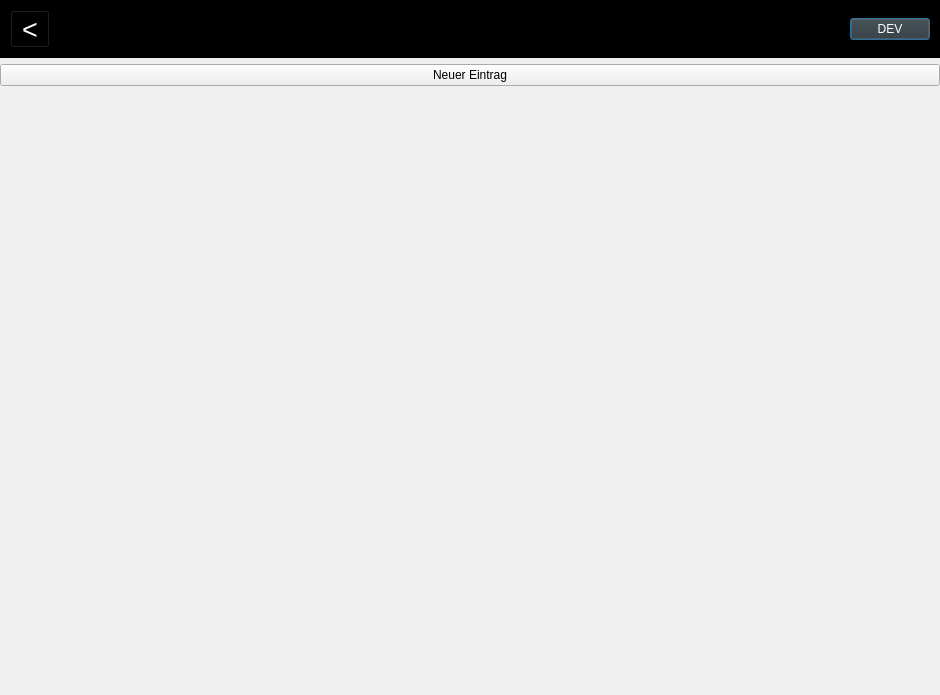
First picture: the form in lfb_regeneration_wildlife_impact/gui/lfb_regeneration_wildlife_impact_dialog_base.ui, repository b-lack/qgis-fim-plugin, before the edit.
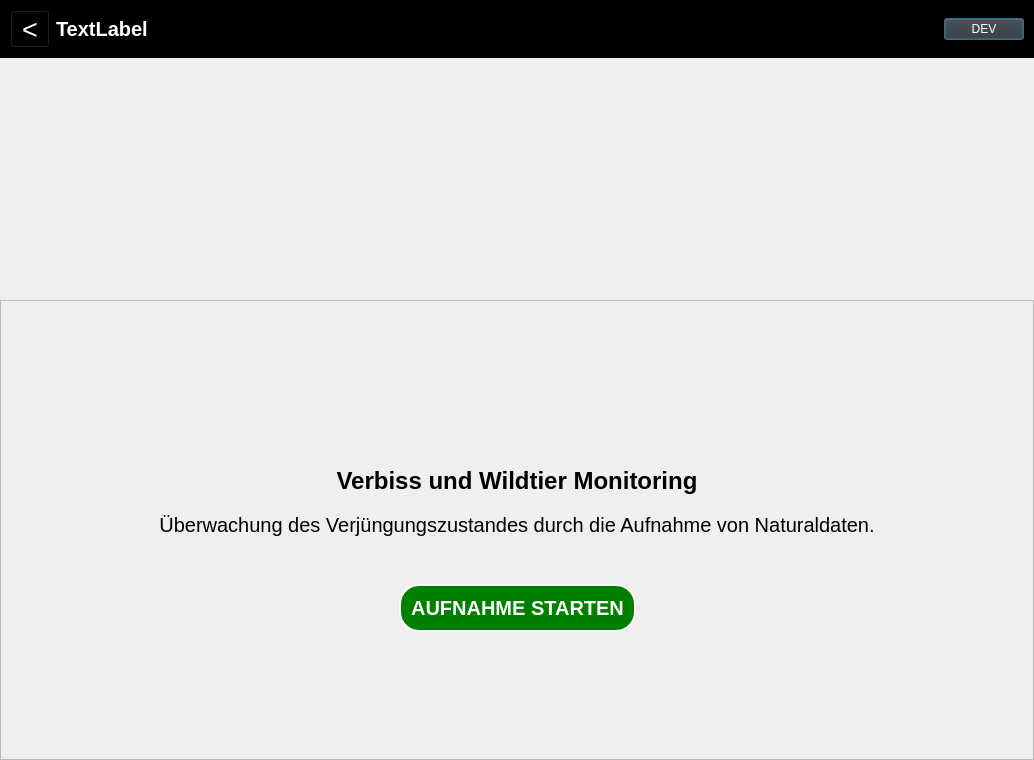
Second picture: the form after the edit.

```diff
--- a/lfb_regeneration_wildlife_impact/gui/lfb_regeneration_wildlife_impact_dialog_base.ui
+++ b/lfb_regeneration_wildlife_impact/gui/lfb_regeneration_wildlife_impact_dialog_base.ui
@@ -6,14 +6,14 @@
    <rect>
     <x>0</x>
     <y>0</y>
-    <width>940</width>
-    <height>695</height>
+    <width>1034</width>
+    <height>760</height>
    </rect>
   </property>
   <property name="sizePolicy">
-   <sizepolicy hsizetype="MinimumExpanding" vsizetype="MinimumExpanding">
+   <sizepolicy hsizetype="MinimumExpanding" vsizetype="Fixed">
     <horstretch>1</horstretch>
-    <verstretch>1</verstretch>
+    <verstretch>0</verstretch>
    </sizepolicy>
   </property>
   <property name="minimumSize">
@@ -46,7 +46,7 @@
      <property name="sizePolicy">
       <sizepolicy hsizetype="Preferred" vsizetype="Fixed">
        <horstretch>0</horstretch>
-       <verstretch>0</verstretch>
+       <verstretch>1</verstretch>
       </sizepolicy>
      </property>
      <property name="styleSheet">
@@ -83,6 +83,23 @@
         </property>
        </widget>
       </item>
+      <item>
+       <widget class="QLabel" name="lfbTitle">
+        <property name="font">
+         <font>
+          <pointsize>15</pointsize>
+          <weight>75</weight>
+          <bold>true</bold>
+         </font>
+        </property>
+        <property name="styleSheet">
+         <string notr="true">color:#fff;</string>
+        </property>
+        <property name="text">
+         <string>TextLabel</string>
+        </property>
+       </widget>
+      </item>
       <item>
        <spacer name="horizontalSpacer_2">
         <property name="orientation">
@@ -113,15 +130,184 @@
      </layout>
     </widget>
    </item>
+   <item row="3" column="0">
+    <widget class="QScrollArea" name="lfbHomeScreen">
+     <property name="sizePolicy">
+      <sizepolicy hsizetype="Expanding" vsizetype="Expanding">
+       <horstretch>0</horstretch>
+       <verstretch>2</verstretch>
+      </sizepolicy>
+     </property>
+     <property name="widgetResizable">
+      <bool>true</bool>
+     </property>
+     <widget class="QWidget" name="scrollAreaWidgetContents">
+      <property name="geometry">
+       <rect>
+        <x>0</x>
+        <y>0</y>
+        <width>1032</width>
+        <height>452</height>
+       </rect>
+      </property>
+      <property name="sizePolicy">
+       <sizepolicy hsizetype="MinimumExpanding" vsizetype="MinimumExpanding">
+        <horstretch>0</horstretch>
+        <verstretch>0</verstretch>
+       </sizepolicy>
+      </property>
+      <layout class="QVBoxLayout" name="verticalLayout">
+       <item>
+        <widget class="QWidget" name="lfbHeadline" native="true">
+         <property name="sizePolicy">
+          <sizepolicy hsizetype="Preferred" vsizetype="Fixed">
+           <horstretch>0</horstretch>
+           <verstretch>0</verstretch>
+          </sizepolicy>
+         </property>
+         <layout class="QVBoxLayout" name="_2">
+          <property name="topMargin">
+           <number>50</number>
+          </property>
+          <property name="bottomMargin">
+           <number>10</number>
+          </property>
+          <item>
+           <widget class="QLabel" name="label">
+            <property name="sizePolicy">
+             <sizepolicy hsizetype="Preferred" vsizetype="Fixed">
+              <horstretch>0</horstretch>
+              <verstretch>0</verstretch>
+             </sizepolicy>
+            </property>
+            <property name="font">
+             <font>
+              <pointsize>18</pointsize>
+              <weight>75</weight>
+              <bold>true</bold>
+             </font>
+            </property>
+            <property name="text">
+             <string>Verbiss und Wildtier Monitoring</string>
+            </property>
+            <property name="alignment">
+             <set>Qt::AlignCenter</set>
+            </property>
+            <property name="margin">
+             <number>10</number>
+            </property>
+           </widget>
+          </item>
+          <item>
+           <widget class="QLabel" name="label_2">
+            <property name="font">
+             <font>
+              <pointsize>15</pointsize>
+             </font>
+            </property>
+            <property name="text">
+             <string>Überwachung des Verjüngungszustandes durch die Aufnahme von Naturaldaten.</string>
+            </property>
+            <property name="alignment">
+             <set>Qt::AlignCenter</set>
+            </property>
+            <property name="wordWrap">
+             <bool>true</bool>
+            </property>
+            <property name="margin">
+             <number>5</number>
+            </property>
+           </widget>
+          </item>
+          <item>
+           <layout class="QHBoxLayout" name="horizontalLayout">
+            <property name="leftMargin">
+             <number>0</number>
+            </property>
+            <property name="topMargin">
+             <number>20</number>
+            </property>
+            <item>
+             <spacer name="horizontalSpacer">
+              <property name="orientation">
+               <enum>Qt::Horizontal</enum>
+              </property>
+              <property name="sizeHint" stdset="0">
+               <size>
+                <width>40</width>
+                <height>20</height>
+               </size>
+              </property>
+             </spacer>
+            </item>
+            <item>
+             <widget class="QPushButton" name="lfbNewEntry">
+              <property name="font">
+               <font>
+                <pointsize>15</pointsize>
+                <weight>75</weight>
+                <bold>true</bold>
+               </font>
+              </property>
+              <property name="cursor">
+               <cursorShape>PointingHandCursor</cursorShape>
+              </property>
+              <property name="styleSheet">
+               <string notr="true">QPushButton{
+	border-radius: 20px;
+	border: 2px solid #333;
+	color: #555;
+	margin: 10px 0px 0px;
+	padding: 10px;
+}
+QPushButton:hover{
+	background-color: yellow;
+}
+QPushButton:enabled{
+	border-radius: 20px;
+	border: 2px solid #fff;
+	background-color: green;
+	color: #fff;
+}</string>
+              </property>
+              <property name="text">
+               <string>AUFNAHME STARTEN</string>
+              </property>
+             </widget>
+            </item>
+            <item>
+             <spacer name="horizontalSpacer_3">
+              <property name="orientation">
+               <enum>Qt::Horizontal</enum>
+              </property>
+              <property name="sizeHint" stdset="0">
+               <size>
+                <width>40</width>
+                <height>20</height>
+               </size>
+              </property>
+             </spacer>
+            </item>
+           </layout>
+          </item>
+         </layout>
+        </widget>
+       </item>
+       <item>
+        <layout class="QVBoxLayout" name="lfbHomeInputs"/>
+       </item>
+      </layout>
+     </widget>
+    </widget>
+   </item>
    <item row="1" column="0">
-    <widget class="QPushButton" name="lfbNewEntry">
-     <property name="text">
-      <string>Neuer Eintrag</string>
-     </property>
-    </widget>
-   </item>
-   <item row="4" column="0">
     <widget class="QTabWidget" name="lfbTabWidget">
+     <property name="sizePolicy">
+      <sizepolicy hsizetype="Expanding" vsizetype="MinimumExpanding">
+       <horstretch>0</horstretch>
+       <verstretch>1</verstretch>
+      </sizepolicy>
+     </property>
      <property name="font">
       <font>
        <pointsize>15</pointsize>
@@ -131,14 +317,50 @@
       <enum>Qt::LeftToRight</enum>
      </property>
      <property name="styleSheet">
-      <string notr="true">margin:0;padding:0;</string>
+      <string notr="true">QTabBar{
+    alignment: center;
+    background-color: #444;
+    padding: 0px;
+    margin: 0px;
+    border: none;
+    qproperty-drawBase: 0;
+    border-top: 0px;
+}
+QTabBar::tab {
+    background-color: transparent;
+    width: 32px;
+    height: 32px;
+    margin: 10px;
+    border-radius: 10px;
+    padding: 0px;
+    text-align: center;
+}
+QTabBar::tab:enabled{
+    background-color: transparent;
+}
+QTabBar::tab:selected{
+    width: 32px;
+    height: 32px;
+    margin:  7px 7px 0px 7px;
+    padding: 0px 5px 15px 5px;
+    border-bottom-left-radius: 0px;
+    border-bottom-right-radius: 0px;
+    background-color: #eee;
+}
+QTabWidget::pane { border: 0; }</string>
      </property>
      <property name="tabPosition">
-      <enum>QTabWidget::South</enum>
+      <enum>QTabWidget::North</enum>
      </property>
      <property name="currentIndex">
       <number>-1</number>
      </property>
+     <property name="iconSize">
+      <size>
+       <width>32</width>
+       <height>32</height>
+      </size>
+     </property>
      <property name="elideMode">
       <enum>Qt::ElideLeft</enum>
      </property>
```
Left out of the diff: 13 changed lines with no effect on the pictures.
